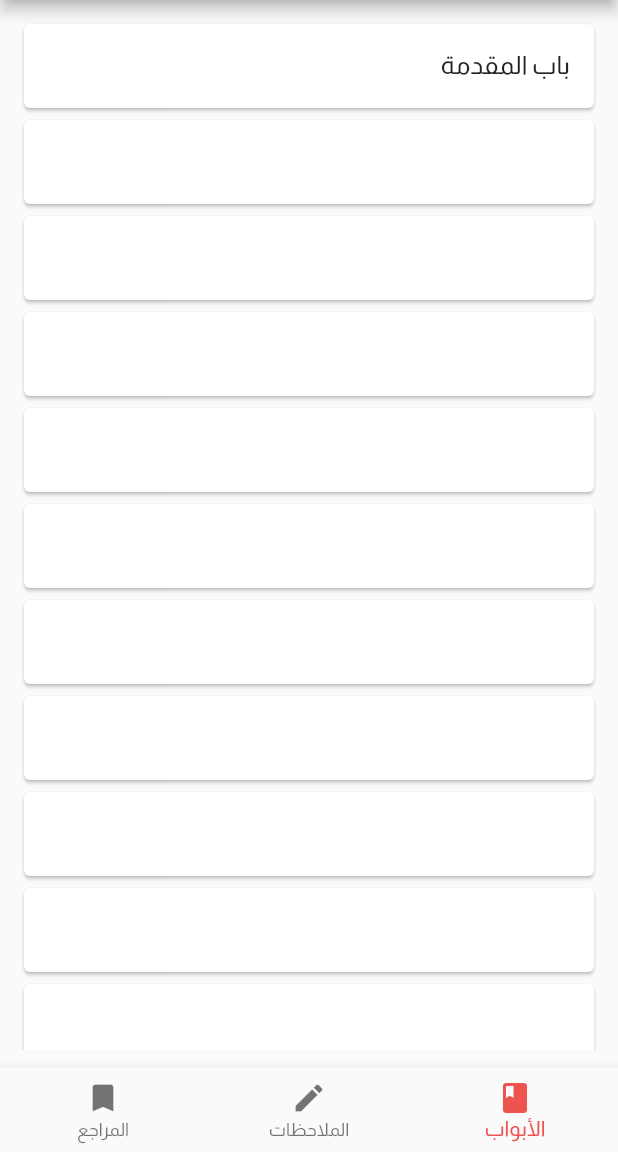
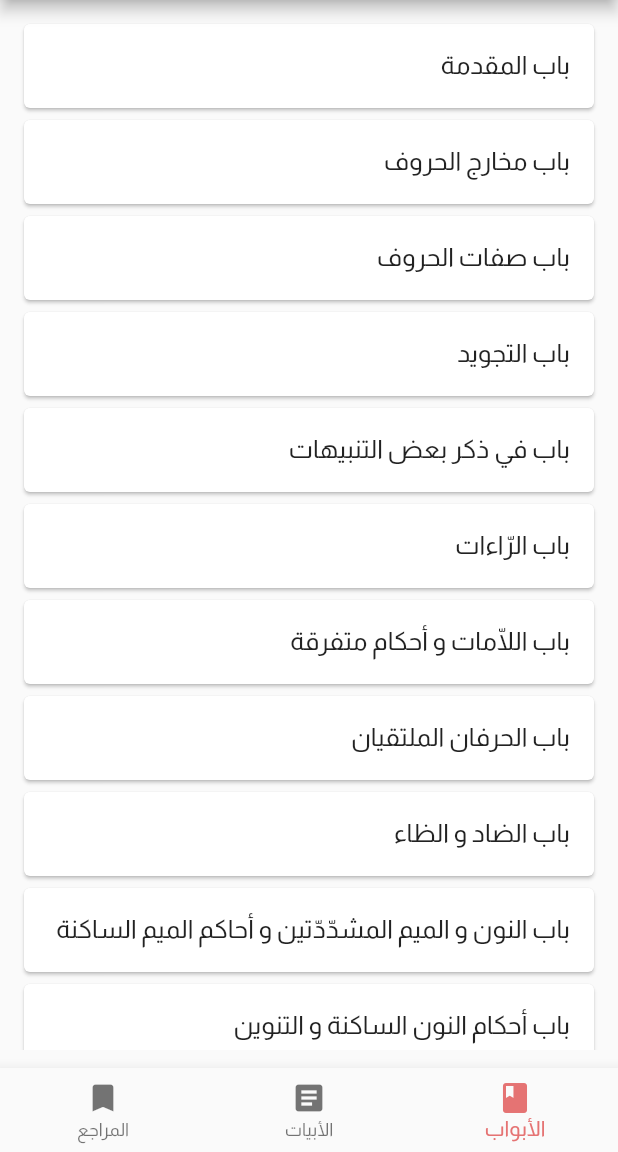
Before and after one commit to baselkorj/jazariyyah, a Flutter app: the screen it shows after launch, on a phone screen of 412 x 824 dp, the part 84-1236 px from its top. Run offline on Flutter 3.47's test engine with Material 2 defaults, Android fonts, the phone set to English and light mode, and no system bars.

Commit message:
color and tab change

```diff
--- a/lib/content/strings.dart
+++ b/lib/content/strings.dart
@@ -1,22 +1,26 @@
 Map chapters = {
   'ch1': 'باب المقدمة',
-  'ch2': '',
-  'ch3': '',
-  'ch4': '',
-  'ch5': '',
-  'ch6': '',
-  'ch7': '',
-  'ch8': '',
-  'ch9': '',
-  'ch10': '',
-  'ch11': '',
-  'ch12': '',
-  'ch13': '',
-  'ch14': '',
+  'ch2': 'باب مخارج الحروف',
+  'ch3': 'باب صفات الحروف',
+  'ch4': 'باب التجويد',
+  'ch5': 'باب في ذكر بعض التنبيهات',
+  'ch6': 'باب الرّاءات',
+  'ch7': 'باب اللّامات و أحكام متفرقة',
+  'ch8': 'باب الحرفان الملتقيان',
+  'ch9': 'باب الضاد و الظاء',
+  'ch10': 'باب النون و الميم المشدّدّتين و أحاكم الميم الساكنة',
+  'ch11': 'باب أحكام النون الساكنة و التنوين',
+  'ch12': 'باب المد',
+  'ch13': 'باب معرفة الوقف و الابتداء',
+  'ch14': 'باب المقطوع و الموصول',
+  'ch15': 'باب التاءات',
+  'ch16': 'باب همزة الوصل',
+  'ch17': 'باب الموقف على أواخر الحروف',
+  'ch18': 'الخاتمة',
 };
 
 Map ui = {
   'bookmarks': 'المراجع',
   'chapters': 'الأبواب',
-  'notes': 'الملاحظات',
+  'verses': 'الأبيات',
 };
--- a/lib/widgets/bottom_nav_var.dart
+++ b/lib/widgets/bottom_nav_var.dart
@@ -1,5 +1,4 @@
 import 'package:flutter/material.dart';
-import 'package:flutter/src/foundation/change_notifier.dart';
 import 'package:jazariyyah/content/strings.dart';
 import 'package:jazariyyah/global.dart';
 
@@ -18,11 +17,11 @@ class _BottomNavBarState extends State<BottomNavBar> {
         BottomNavigationBarItem(
             icon: const Icon(Icons.book), label: ui['chapters']),
         BottomNavigationBarItem(
-            icon: const Icon(Icons.edit), label: ui['notes']),
+            icon: const Icon(Icons.article), label: ui['verses']),
         BottomNavigationBarItem(
             icon: const Icon(Icons.bookmark), label: ui['bookmarks'])
       ],
-      selectedItemColor: Colors.red[400],
+      selectedItemColor: Colors.red[300],
       currentIndex: selectedPage.value,
       onTap: (val) => setState(() {
         selectedPage.value = val;
```
